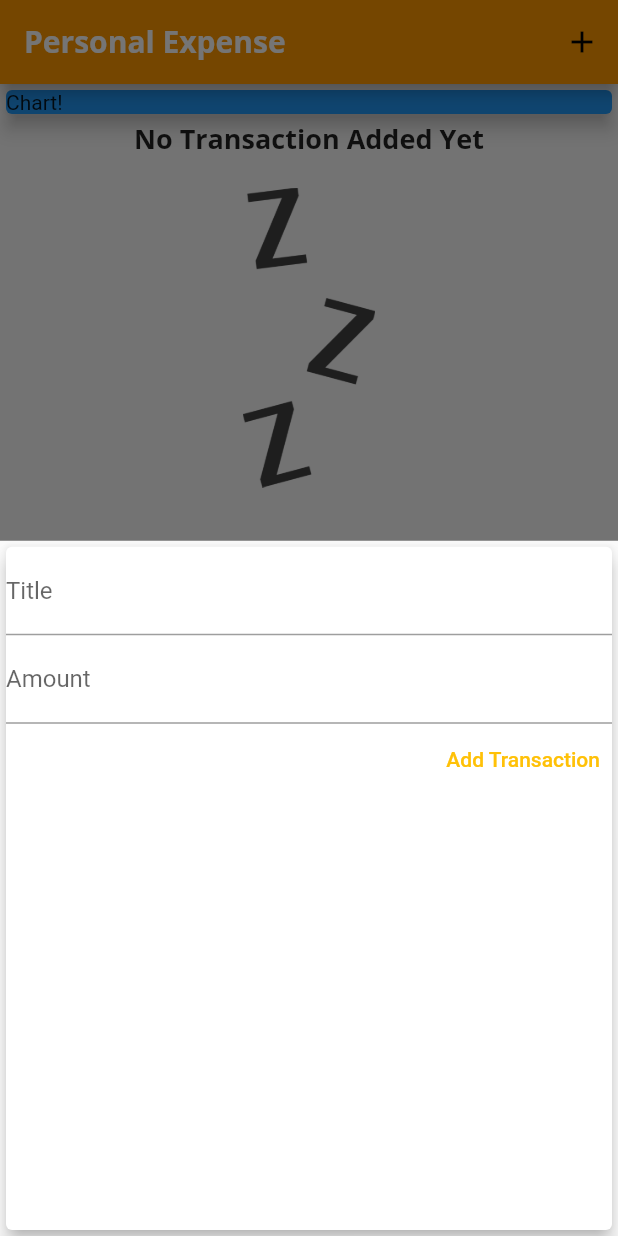
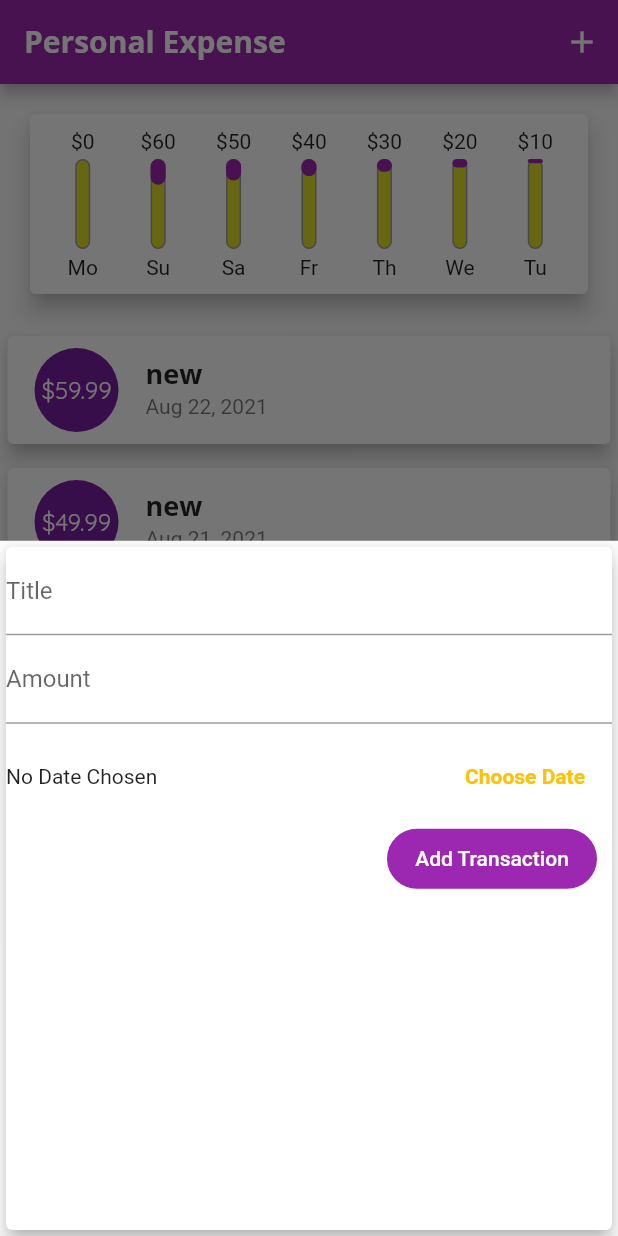
Before and after one commit to marufkhan09/expense, a Flutter app: the screen it shows after launch, after a tap on the "add" icon, on a phone screen of 412 x 824 dp. Run offline on Flutter 3.47's test engine with Material 2 defaults, Android fonts, the phone set to English and light mode, and no system bars.

Commit message:
date picker added

```diff
--- a/lib/main.dart
+++ b/lib/main.dart
@@ -1,3 +1,4 @@
+import 'package:expenseplanner/widgets/chart.dart';
 import 'package:expenseplanner/widgets/new_transaction.dart';
 import 'package:expenseplanner/widgets/transaction_list.dart';
 import 'package:flutter/material.dart';
@@ -14,20 +15,21 @@ class MyApp extends StatelessWidget {
     return MaterialApp(
       title: 'Flutter ',
       theme: ThemeData(
-          primarySwatch: Colors.orange,
+          primarySwatch: Colors.purple,
           accentColor: Colors.amber,
           textTheme: ThemeData.light().textTheme.copyWith(
-            headline6: TextStyle(
-              fontSize: 18,
-              fontFamily: 'OpenSans',
-              fontWeight: FontWeight.bold,
-            )
-          ),
+                  headline6: TextStyle(
+                fontSize: 18,
+                fontFamily: 'OpenSans',
+                fontWeight: FontWeight.bold,
+              )),
           fontFamily: 'Quicksand',
           appBarTheme: AppBarTheme(
               textTheme: ThemeData.light().textTheme.copyWith(
-                  headline6: TextStyle(fontFamily: 'OpenSans', fontSize: 20,fontWeight: FontWeight.bold)))),
-
+                  headline6: TextStyle(
+                      fontFamily: 'OpenSans',
+                      fontSize: 20,
+                      fontWeight: FontWeight.bold)))),
       home: MyHomePage(),
     );
   }
@@ -54,14 +56,43 @@ class _MyHomePageState extends State<MyHomePage> {
   }
 
   final List<Transaction> _userTransaction = [
-    // Transaction(
-    //   id: 't1',
-    //   title: 'new',
-    //   amount: 69.99,
-    //   date: DateTime.now(),
-    // ),
-    // Transaction(id: 't2', title: 'old', amount: 22.22, date: DateTime.now())
+    Transaction(
+      id: 't1',
+      title: 'new',
+      amount: 59.99,
+      date: DateTime.now().subtract(Duration(days: 1)),
+    ),    Transaction(
+      id: 't1',
+      title: 'new',
+      amount: 49.99,
+      date: DateTime.now().subtract(Duration(days: 2)),
+    ),    Transaction(
+      id: 't1',
+      title: 'new',
+      amount: 39.99,
+      date: DateTime.now().subtract(Duration(days: 3)),
+    ),    Transaction(
+      id: 't1',
+      title: 'new',
+      amount: 29.99,
+      date: DateTime.now().subtract(Duration(days: 4)),
+    ),    Transaction(
+      id: 't1',
+      title: 'new',
+      amount: 19.99,
+      date: DateTime.now().subtract(Duration(days: 5)),
+    ),    Transaction(
+      id: 't1',
+      title: 'new',
+      amount: 9.99,
+      date: DateTime.now().subtract(Duration(days: 6)),
+    ),
   ];
+
+  List<Transaction> get _recentTransactions {
+    return _userTransaction.where((element) =>
+        element.date.isAfter(DateTime.now().subtract(Duration(days: 7)))).toList();
+  }
 
   void _addNewTransaction(String txTitle, double txAmount) {
     final newTx = Transaction(
@@ -93,11 +124,7 @@ class _MyHomePageState extends State<MyHomePage> {
         mainAxisAlignment: MainAxisAlignment.start,
         crossAxisAlignment: CrossAxisAlignment.stretch,
         children: [
-          Card(
-            color: Colors.blue,
-            elevation: 5.0,
-            child: Text("Chart!"),
-          ),
+          Chart(_recentTransactions),
           TransactionList(_userTransaction),
         ],
       ),
--- a/lib/widgets/chart.dart
+++ b/lib/widgets/chart.dart
@@ -1,4 +1,5 @@
 import 'package:expenseplanner/models/transaction.dart';
+import 'package:expenseplanner/widgets/charts_bar.dart';
 import 'package:flutter/material.dart';
 import 'package:intl/intl.dart';
 
@@ -10,7 +11,6 @@ class Chart extends StatelessWidget {
   List<Map<String, Object>> get groupTransactionValues {
     return List.generate(7, (index) {
       final weekDay = DateTime.now().subtract(Duration(days: index));
-
       double totalSum = 0.0;
 
       for (var i = 0; i < recentTransactions.length; i++) {
@@ -20,18 +20,41 @@ class Chart extends StatelessWidget {
           totalSum += recentTransactions[i].amount;
         }
       }
+      return {
+        'day': DateFormat.E().format(weekDay).substring(0, 2),
+        'amount': totalSum,
+      };
+    });
+  }
 
-      return {'day': DateFormat.E(weekDay), 'amount': totalSum};
+  double get totalSpending {
+    return groupTransactionValues.fold(0.0, (sum, item) {
+      return sum + (item['amount'] as double);
     });
   }
 
   @override
   Widget build(BuildContext context) {
+    print(groupTransactionValues);
     return Card(
       elevation: 6.0,
       margin: EdgeInsets.all(20),
-      child: Row(
-        children: [],
+      child: Padding(
+        padding: EdgeInsets.all(10),
+        child: Row(
+          mainAxisAlignment: MainAxisAlignment.spaceAround,
+          children: groupTransactionValues.map((data) {
+            return Flexible(
+              fit: FlexFit.tight,
+              child: ChartBar(
+                  (data['day'] as String),
+                  (data['amount'] as double),
+                  totalSpending == 0.0
+                      ? 0.0
+                      : ((data['amount'] as double) / totalSpending)),
+            );
+          }).toList(),
+        ),
       ),
     );
   }
--- /dev/null
+++ b/lib/widgets/charts_bar.dart
@@ -0,0 +1,50 @@
+import 'package:flutter/material.dart';
+
+class ChartBar extends StatelessWidget {
+  final String label;
+  final double spendingAmount;
+  final double spendingPctOfTotal;
+
+  ChartBar(this.label, this.spendingAmount, this.spendingPctOfTotal);
+
+  @override
+  Widget build(BuildContext context) {
+    return Column(
+      children: [
+        FittedBox(child: Text('\$${spendingAmount.toStringAsFixed(0)}')),
+
+        SizedBox(
+          height: 4,
+        ),
+        Container(
+          height: 60,
+          width: 10,
+          child: Stack(
+            children: [
+              Container(
+                decoration: BoxDecoration(
+                  border: Border.all(color: Colors.grey, width: 1.0),
+                  color: Color.fromARGB(220, 220, 220, 1),
+                  borderRadius: BorderRadius.circular(10),
+                ),
+              ),
+              FractionallySizedBox(
+                heightFactor: spendingPctOfTotal,
+                child: Container(
+                  decoration: BoxDecoration(
+                    color: Theme.of(context).primaryColor,
+                    borderRadius: BorderRadius.circular(10),
+                  ),
+                ),
+              )
+            ],
+          ),
+        ),
+        SizedBox(
+          height: 4,
+        ),
+        Text(label),
+      ],
+    );
+  }
+}
--- a/lib/widgets/new_transaction.dart
+++ b/lib/widgets/new_transaction.dart
@@ -1,4 +1,5 @@
 import 'package:flutter/material.dart';
+import 'package:intl/intl.dart';
 
 class NewTransaction extends StatefulWidget {
   final Function addTx;
@@ -10,13 +11,13 @@ class NewTransaction extends StatefulWidget {
 }
 
 class _NewTransactionState extends State<NewTransaction> {
-  final titleController = TextEditingController();
+  final _titleController = TextEditingController();
+  final _amountController = TextEditingController();
+  DateTime? _selectedDate;
 
-  final amountController = TextEditingController();
-
-  void submitData() {
-    final enteredTitle = titleController.text;
-    final enteredAmount = double.parse(amountController.text);
+  void _submitData() {
+    final enteredTitle = _titleController.text;
+    final enteredAmount = double.parse(_amountController.text);
 
     if (enteredTitle.isEmpty || enteredAmount <= 0) {
       return;
@@ -27,6 +28,22 @@ class _NewTransactionState extends State<NewTransaction> {
     Navigator.of(context).pop();
   }
 
+  void _presentDatePicker() {
+    showDatePicker(
+            context: context,
+            initialDate: DateTime.now(),
+            firstDate: DateTime(2019),
+            lastDate: DateTime.now())
+        .then((pickedDate) {
+      if (pickedDate == null) {
+        return;
+      }
+      setState(() {
+        _selectedDate = pickedDate;
+      });
+    });
+  }
+
   @override
   Widget build(BuildContext context) {
     return Card(
@@ -34,23 +51,56 @@ class _NewTransactionState extends State<NewTransaction> {
       child: Column(crossAxisAlignment: CrossAxisAlignment.end, children: [
         TextField(
           decoration: InputDecoration(labelText: 'Title'),
-          controller: titleController,
-          onSubmitted: (_) => submitData(),
+          controller: _titleController,
+          onSubmitted: (_) => _submitData(),
         ),
         TextField(
           decoration: InputDecoration(labelText: 'Amount'),
-          controller: amountController,
+          controller: _amountController,
           keyboardType: TextInputType.numberWithOptions(decimal: true),
-          onSubmitted: (_) => submitData(),
+          onSubmitted: (_) => _submitData(),
         ),
-        TextButton(
-            onPressed: () {
-              submitData();
-            },
-            child: Text(
-              'Add Transaction',
-              style: TextStyle(color: Theme.of(context).accentColor),
-            ))
+        Container(
+          height: 70,
+          child: Row(
+            children: [
+              Expanded(
+                child: Text(_selectedDate == null
+                    ? 'No Date Chosen'
+                    : 'Picked Date : ${DateFormat.yMd().format(_selectedDate!)}'),
+              ),
+              Container(
+                margin: EdgeInsets.symmetric(horizontal: 10, vertical: 0),
+                child: TextButton(
+                    onPressed: _presentDatePicker,
+                    child: Text(
+                      'Choose Date',
+                      style: TextStyle(
+                          color: Theme.of(context).accentColor,
+                          fontWeight: FontWeight.bold),
+                    )),
+              ),
+            ],
+          ),
+        ),
+        Container(
+          // color: Colors.purple,
+          height: 40,
+          width: 140,
+          decoration: BoxDecoration(
+            color: Colors.purple,
+            borderRadius: BorderRadius.all(Radius.circular(30)),
+          ),
+          margin: EdgeInsets.symmetric(horizontal: 10, vertical: 0),
+          child: TextButton(
+              onPressed: () {
+                _submitData();
+              },
+              child: Text(
+                'Add Transaction',
+                style: TextStyle(color: Colors.white),
+              )),
+        ),
       ]),
     );
   }
--- a/lib/widgets/transaction_list.dart
+++ b/lib/widgets/transaction_list.dart
@@ -31,48 +31,26 @@ class TransactionList extends StatelessWidget {
               itemCount: transactions.length,
               itemBuilder: (BuildContext context, int index) {
                 return Card(
-                  child: Row(
-                    children: [
-                      Container(
-                        child: Text(
-                          '\$${transactions[index].amount}',
-                          style: TextStyle(
-                            fontWeight: FontWeight.bold,
-                            fontSize: 20,
-                            color: Colors.red,
-                          ),
-                        ),
-                        margin:
-                            EdgeInsets.symmetric(vertical: 10, horizontal: 50),
-                        decoration: BoxDecoration(
-                          border: Border.all(
-                            color: Theme.of(context).primaryColorLight,
-                            width: 2,
-                            style: BorderStyle.solid,
-                          ),
-                        ),
-                        padding: EdgeInsets.all(10),
+                  elevation: 5.0,
+                  margin: EdgeInsets.symmetric(
+                    horizontal: 5,
+                    vertical: 8,
+
+                  ),
+
+                  child: ListTile(
+                    leading: CircleAvatar(
+                      radius: 30,
+                      child: Padding(
+                        padding: const EdgeInsets.all(6.0),
+                        child: FittedBox(child: Text('\$${transactions[index].amount}')),
                       ),
-                      Column(
-                        children: [
-                          Container(
-                            child: Text(
-                              transactions[index].title,
-                              style: Theme.of(context).textTheme.headline6,
-                            ),
-                          ),
-                          Container(
-                            child: Text(
-                              DateFormat.yMd().format(transactions[index].date),
-                              style: TextStyle(
-                                color: Colors.grey,
-                              ),
-                            ),
-                          )
-                        ],
-                        crossAxisAlignment: CrossAxisAlignment.start,
-                      )
-                    ],
+                    ),
+                    title: Text(transactions[index].title,
+                    style: Theme.of(context).textTheme.headline6,
+                    ),
+                    subtitle: Text(DateFormat.yMMMd().format(transactions[index].date)
+                    ),
                   ),
                 );
               },
```
